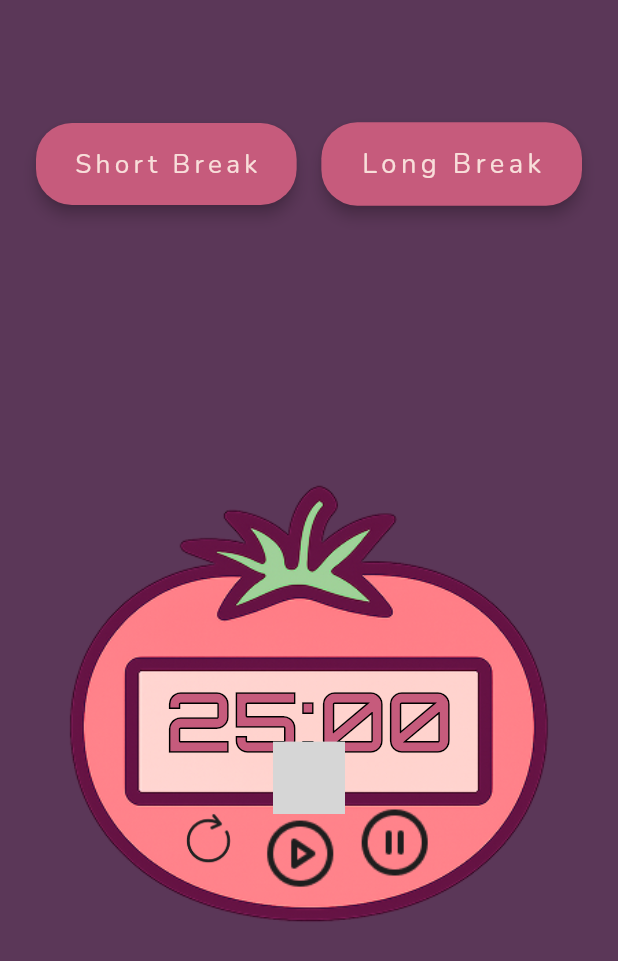
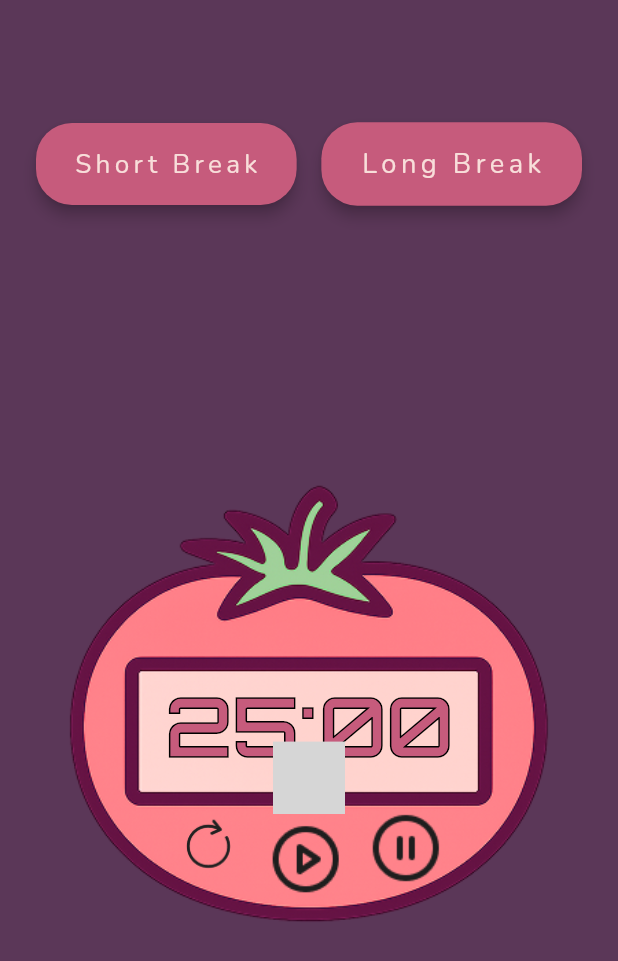
Before and after one commit to vansolinka/pomdoroweird, a Flutter app: the screen it shows after launch, on a phone screen of 412 x 824 dp. Shown: the top 961 px of the screen. Run offline on Flutter 3.47's test engine with Material 3 defaults, Android fonts, the phone set to English and light mode, and no system bars; our stand-ins replace audioplayers; missing offline and left inert: flutter_arc_text; grey boxes are pictures that could not be loaded.

Commit message:
fixed tablet layout and added screen always on timer

```diff
--- a/lib/screens/home_screen.dart
+++ b/lib/screens/home_screen.dart
@@ -63,11 +63,19 @@ class HomeScreen extends StatelessWidget {
                     ],
                   ),
 
-                  SizedBox(height: Responsive.h(18)),
+                  SizedBox(
+                    height: Responsive.isTabletLandscape()
+                        ? Responsive.h(6) // smaller in landscape
+                        : Responsive.isTablet()
+                            ? Responsive.h(8) // default for portrait tablet
+                            : Responsive.h(18), // default for phone
+                  ),
+
 
                   // 🍅 Tomato Clock
                   TomatoDisplay(
                     key: tomatoKey,
+                    size: Responsive.isTabletLandscape() ? Responsive.w(35) : Responsive.w(90),
                     duration: const Duration(minutes: 25),
                     startPulse: 10,
                     breakTomato: 0,
--- a/lib/screens/long_break.dart
+++ b/lib/screens/long_break.dart
@@ -22,6 +22,7 @@ class _LongBreakScreenState extends State<LongBreakScreen> {
   void initState() {
     super.initState();
     _refreshMessage();
+
   }
 
   void _refreshMessage() {
@@ -49,7 +50,7 @@ class _LongBreakScreenState extends State<LongBreakScreen> {
               child: Column(
                 mainAxisAlignment: MainAxisAlignment.center,
                 children: [
-                  SizedBox(height: Responsive.h(6)),
+                  SizedBox(height: Responsive.h(3)),
 
                   Center(
                     child: BreakButton(
@@ -124,7 +125,7 @@ class _LongBreakScreenState extends State<LongBreakScreen> {
                   SizedBox(height: Responsive.h(2)),
 
                   TomatoDisplay(
-                    size: min(Responsive.w(90), 600),
+                    size: Responsive.isTabletLandscape() ? Responsive.w(35) : Responsive.w(90),
                     duration: const Duration(minutes: 15),
                     startPulse: 120,
                     breakTomato: 0,
--- a/lib/screens/short_break.dart
+++ b/lib/screens/short_break.dart
@@ -46,7 +46,7 @@ class _ShortBreakScreenState extends State<ShortBreakScreen> {
               child: Column(
                 mainAxisAlignment: MainAxisAlignment.center,
                 children: [
-                  SizedBox(height: Responsive.h(6)),
+                  SizedBox(height: Responsive.h(3)),
 
                   Column(
                     crossAxisAlignment: CrossAxisAlignment.center,
@@ -123,7 +123,7 @@ class _ShortBreakScreenState extends State<ShortBreakScreen> {
                   SizedBox(height: Responsive.h(2)),
 
                   TomatoDisplay(
-                    size: Responsive.w(90),
+size: Responsive.isTabletLandscape() ? Responsive.w(35) : Responsive.w(90),
                     duration: const Duration(minutes: 5),
                     startPulse: 120,
                     breakTomato: 0,
--- a/lib/utils/responsive.dart
+++ b/lib/utils/responsive.dart
@@ -13,6 +13,7 @@ class Responsive {
     screenHeight = _mediaQueryData.size.height;
     blockWidth = screenWidth / 100;
     blockHeight = screenHeight / 100;
+
   }
 
   static double w(double percentage) => blockWidth * percentage;
@@ -20,4 +21,18 @@ class Responsive {
   static double sp(double percentage) => blockHeight * percentage; // for fontSize
   static double wp(double percent) => screenWidth * (percent / 100);
   static double hp(double percent) => screenHeight * (percent / 100);
+
+  // 📱 Device type checks:
+  static bool isPhone() => screenWidth < 768;
+
+  static bool isTablet() => screenWidth >= 768 && screenWidth < 1400;
+
+  static bool isTabletPortrait() =>
+      isTablet() && screenHeight > screenWidth;
+
+  static bool isTabletLandscape() =>
+      isTablet() && screenWidth >= screenHeight;
+
+
+
 }
--- a/lib/widgets/tomato_display.dart
+++ b/lib/widgets/tomato_display.dart
@@ -126,8 +126,11 @@ class TomatoDisplayState extends State<TomatoDisplay> with SingleTickerProviderS
         ? min(Responsive.w(90), 750) // allow larger on tablets
         : min(Responsive.w(90), 600));
 
-
-    final double timerOffset = size * 0.43;
+      final double timerOffset = Responsive.isTabletLandscape()
+          ? size * 0.49   // slightly more for wide layout
+          : Responsive.isTablet()
+              ? size * 0.47
+              : size * 0.44;
 
     return Stack(
       alignment: Alignment.center,
@@ -163,9 +166,18 @@ class TomatoDisplayState extends State<TomatoDisplay> with SingleTickerProviderS
         ),
 
         Positioned(
-          bottom: size * 0.17,
-          left: size * 0.22,
-          child: _animatedOrStatic(
+          bottom: Responsive.isTabletLandscape()
+              ? size * 0.20
+              : Responsive.isTablet()
+                  ? size * 0.27
+                  : size * 0.16,
+
+          left: Responsive.isTabletLandscape()
+              ? size * 0.20
+              : Responsive.isTablet()
+                  ? size * 0.29
+                  : size * 0.22,
+        child: _animatedOrStatic(
             child: _buildIconButton(
               assetPath: AppAssets.replayButton,
               size: size * 0.18,
@@ -181,8 +193,17 @@ class TomatoDisplayState extends State<TomatoDisplay> with SingleTickerProviderS
         ),
 
         Positioned(
-          bottom: size * 0.17,
-          left: size * 0.41,
+          bottom: Responsive.isTabletLandscape()
+              ? size * 0.20
+              : Responsive.isTablet()
+                  ? size * 0.27
+                  : size * 0.16,
+
+          left: Responsive.isTabletLandscape()
+              ? size * 0.42
+              : Responsive.isTablet()
+                  ? size * 0.42
+                  : size * 0.42,
           child: _animatedOrStatic(
             child: _buildIconButton(
               assetPath: AppAssets.playButton,
@@ -197,8 +218,18 @@ class TomatoDisplayState extends State<TomatoDisplay> with SingleTickerProviderS
         ),
 
         Positioned(
-          bottom: size * 0.19,
-          left: size * 0.58,
+          bottom: Responsive.isTabletLandscape()
+              ? size * 0.21
+              : Responsive.isTablet()
+                  ? size * 0.29
+                  : size * 0.18,
+
+          left: Responsive.isTabletLandscape()
+              ? size * 0.61
+              : Responsive.isTablet()
+                  ? size * 0.53
+                  : size * 0.60,
+
           child: _animatedOrStatic(
             child: _buildIconButton(
               assetPath: AppAssets.pauseButton,
```
Also changed, not shown: lib/main.dart (+6 -1 lines), lib/utils/screen_awake.dart (added, +23 -0 lines), 2 other files.
